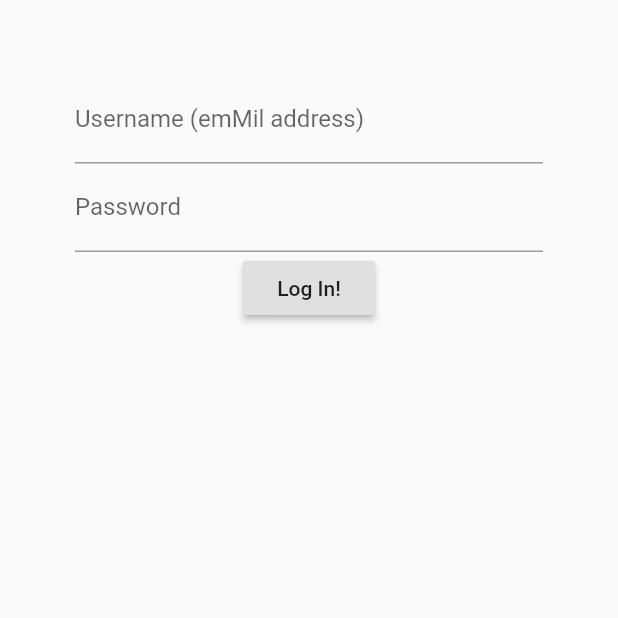
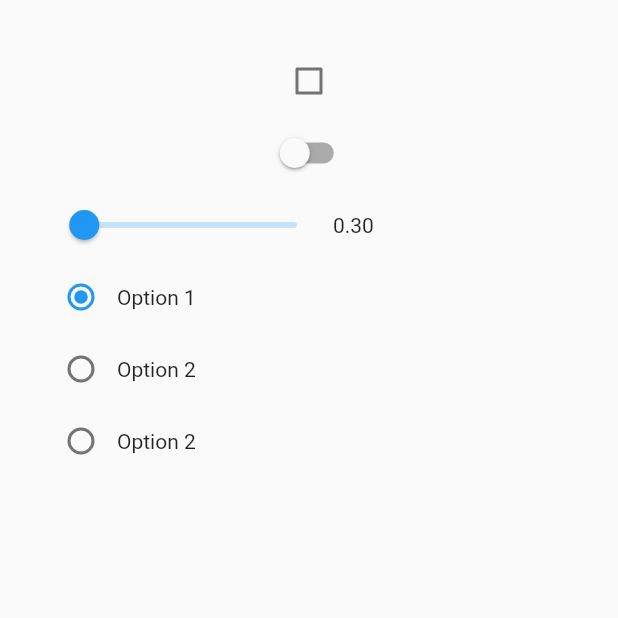
Before and after one commit to AndreiPatriota/ExamplesFlutterCh3, a Flutter app: the screen it shows after launch, on a phone screen of 412 x 824 dp, the top half of it. Run offline on Flutter 3.47's test engine with Material 2 defaults, Android fonts, the phone set to English and light mode, and no system bars.

Commit message:
CheckBox, Switch, Slider and RadioButton.

```diff
--- a/lib/main.dart
+++ b/lib/main.dart
@@ -1,111 +1,117 @@
 import 'package:flutter/material.dart';
 
-void main() {
-  runApp(MaterialApp(
-    title: 'My Routed App.',
-    initialRoute: '/',
-    routes: {
-      '/' : (context){return App();},
-      '/real' : (context){return MainApp();}
-    },
-  ));
+void main(){
+  runApp(App());
 }
 
-class App extends StatefulWidget {
+class App extends StatefulWidget{
   App({Key key}) : super(key: key);
 
   @override
-  AppState createState() {
+  AppState createState(){
     return AppState();
   }
 }
 
-class LoginData {
-  String username = "";
-  String password = "";
-}
+class AppState extends State{
+  GlobalKey<FormState> _formKey = new GlobalKey<FormState>();
+  var _checkBoxValue = false;
+  var _switchValue = false;
+  var _sliderValue = .3;
+  var _radioValue = 1;
 
-class AppState extends State {
-  LoginData _loginData = new LoginData();
-  GlobalKey<FormState> _formKey = new GlobalKey<FormState>();
-
-  List get _listOfFields =>
-      <Widget>[
-        TextFormField(
-          keyboardType: TextInputType.emailAddress,
-          validator: (String inputStr) {
-            if (inputStr.length == 0) {
-              return "Please, enter a username";
+  List get listOfFields => <Widget>[
+    Checkbox(
+        value: _checkBoxValue,
+        onChanged: (bool inVal){
+          setState(() {
+            _checkBoxValue = inVal;
+          });
+        }
+    ),
+    Switch(
+        value: _switchValue,
+        onChanged: (bool inVal){
+          setState(() {
+            _switchValue = inVal;
+          });
+        }
+    ),
+    Row(
+      children: [
+        Slider(
+            min: 0,
+            max: 20,
+            value: _sliderValue,
+            onChanged: (num inValue){
+              setState(() {
+                _sliderValue = inValue;
+              });
             }
-            return null;
-          },
-          onSaved: (String inputStr) {
-            _loginData.username = inputStr;
-          },
-          decoration: InputDecoration(
-              hintText: "john@doe.com",
-              labelText: "Username (emMil address)"
-          ),
         ),
-        TextFormField(
-          obscureText: true,
-          validator: (String inputStr) {
-            if (inputStr.length < 10 ||
-                !inputStr.contains('@') ||
-                !inputStr.contains('?')
-            ) {
-              return "Password must be at least 10 characters long";
+        Text(_sliderValue.toStringAsFixed(2))
+      ],
+    ),
+    Row(
+      children: [
+        Radio(
+            value: 1,
+            groupValue: _radioValue,
+            onChanged: (num inVal){
+              setState(() {
+                _radioValue = inVal;
+              });
             }
-            return null;
-          },
-          onSaved: (String inputStr) {
-            _loginData.password = inputStr;
-          },
-          decoration: InputDecoration(
-              hintText: "Password",
-              labelText: "Password"
-          ),
         ),
-        RaisedButton(
-          child: Text('Log In!'),
-          onPressed: () {
-            if (_formKey.currentState.validate()) {
-              _formKey.currentState.save();
-              print("Username: ${_loginData.username}");
-              print("Password: ${_loginData.password}");
-              Navigator.pushNamed(context, "/real");
+        Text('Option 1')
+      ],
+    ),
+    Row(
+      children: [
+        Radio(
+            value: 2,
+            groupValue: _radioValue,
+            onChanged: (num inVal){
+              setState(() {
+                _radioValue = inVal;
+              });
             }
-
-          },
-        )
-      ];
+        ),
+        Text('Option 2')
+      ],
+    ),
+    Row(
+      children: [
+        Radio(
+            value: 3,
+            groupValue: _radioValue,
+            onChanged: (num inVal){
+              setState(() {
+                _radioValue = inVal;
+              });
+            }
+        ),
+        Text('Option 2')
+      ],
+    )
+  ];
 
   @override
   Widget build(BuildContext context) {
-
-    return Scaffold(
+    return MaterialApp(
+      title: 'My newest App',
+      home: Scaffold(
         body: Container(
-          padding: EdgeInsets.all(50),
+          padding: EdgeInsets.all(30),
           child: Form(
             key: _formKey,
             child: Column(
-              children: _listOfFields,
+              children: listOfFields,
             ),
           ),
-        )
+        ),
+      )
     );
   }
+
 }
-
-class MainApp extends StatelessWidget{
-
-  @override
-  Widget build(BuildContext context) {
-    return Scaffold(
-      body: Align(
-        alignment: Alignment.center,
-        child: Text('I am inside the real App!!', style: TextStyle(fontSize: 30, color: Colors.purple),),
-      ),
-    );
-  }
-}
```
